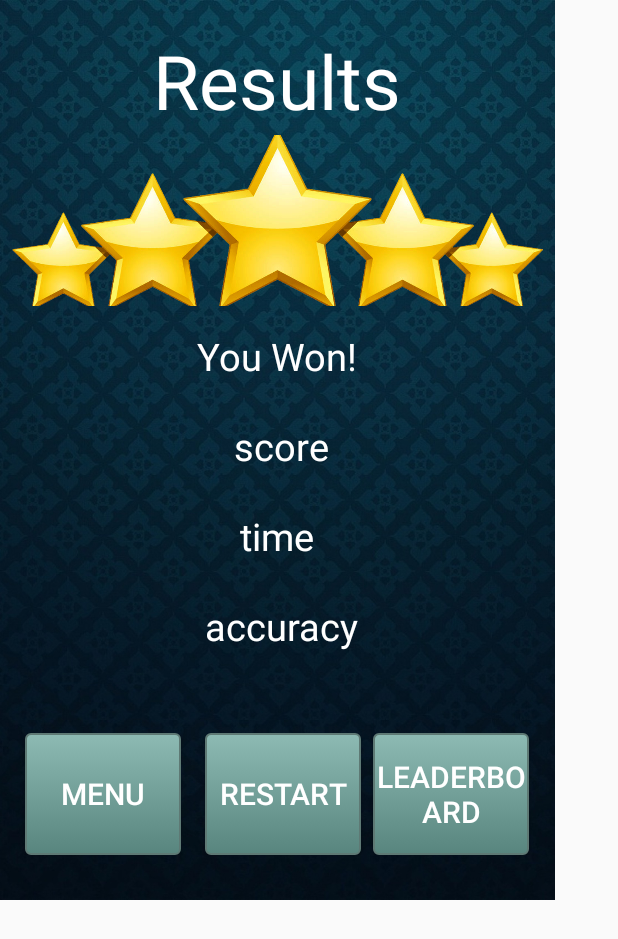
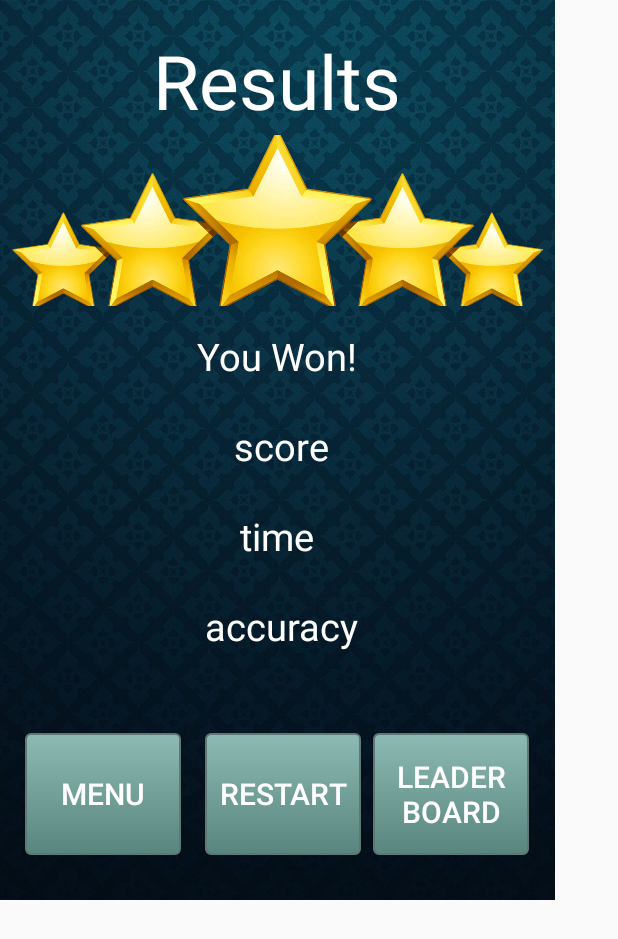
Before and after one commit to ubbop42/ece452, an Android app: the layout popup_window.xml on its own in the app's theme, with its tools: preview values and no code run, on a phone screen of 412 x 824 dp. Shown: the top 939 px of the screen. Run offline under Robolectric (Android 15) with nearby library versions, the phone set to English and light mode, and no system bars; network calls fail; Roboto replaces fonts that are not available here.

Commit message:
Format button

```diff
--- a/app/src/main/res/layout/popup_window.xml
+++ b/app/src/main/res/layout/popup_window.xml
@@ -139,7 +139,8 @@
             android:layout_height="81dp"
             android:layout_marginLeft="8dp"
             android:background="@drawable/button"
-            android:text="Leaderboard"
+            android:text="Leader
+            board"
             android:textColor="@android:color/background_light"
             android:textSize="20dp" />
 
```
